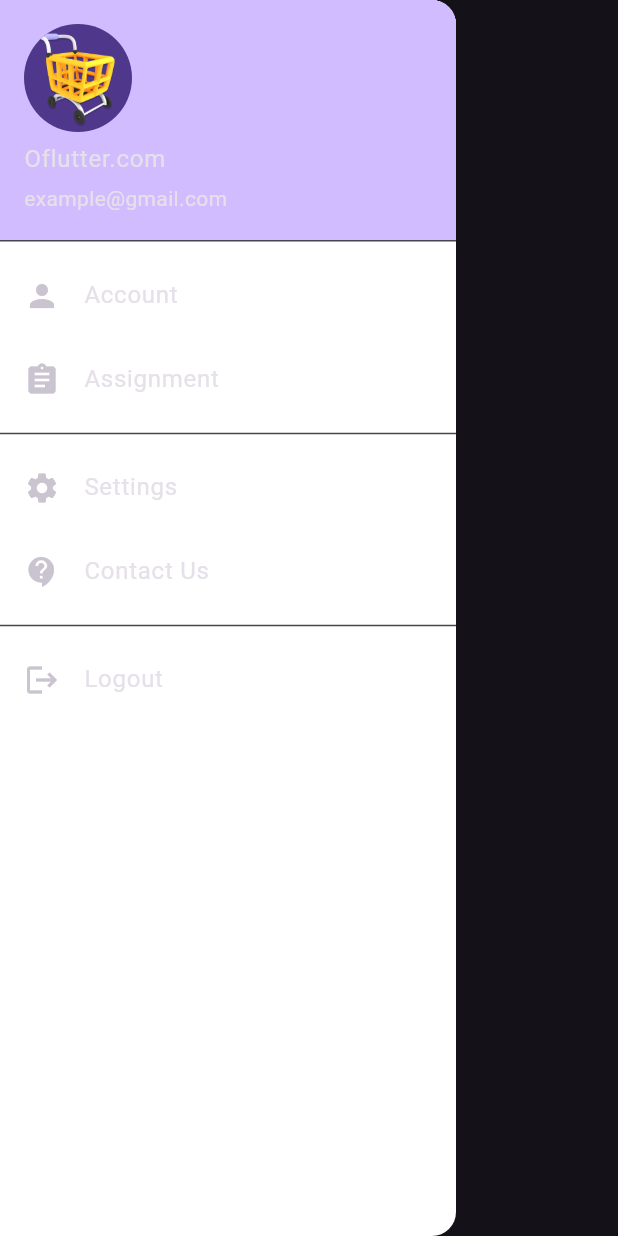
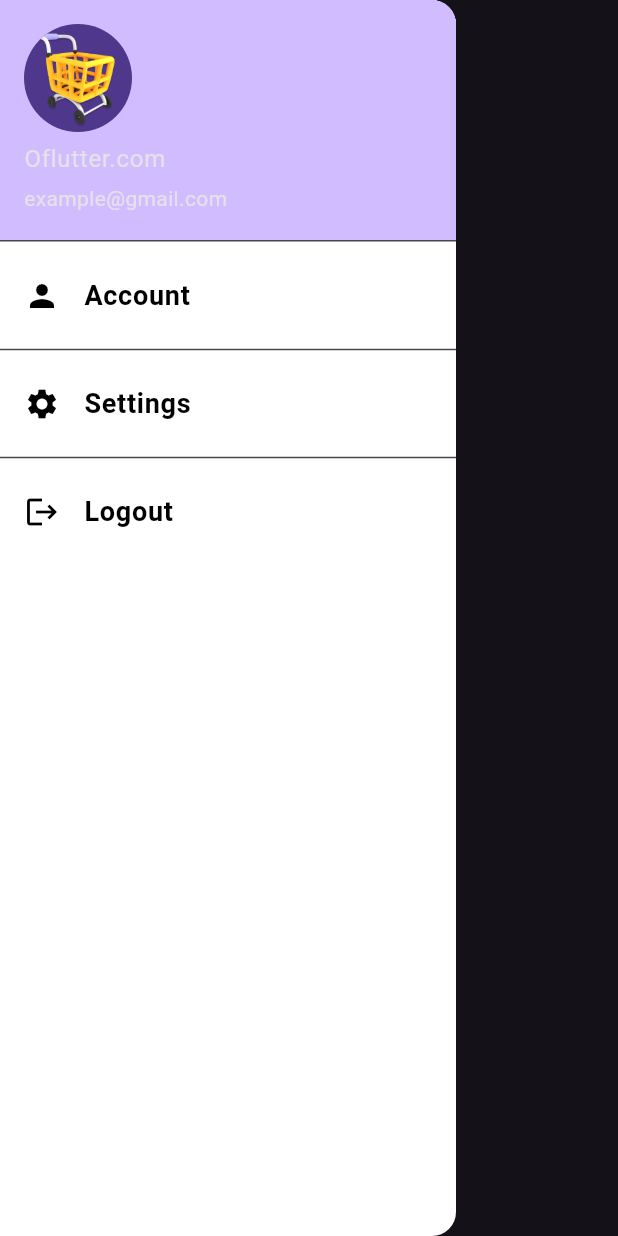
Before and after one commit to ARYANRAJ990/v_cart, a Flutter app: the NavBar widget shown alone on an empty page, opened directly, on a phone screen of 412 x 824 dp. Run offline on Flutter 3.47's test engine with Material 3 defaults, Android fonts, the phone set to English and light mode, and no system bars; our stand-ins replace curved_labeled_navigation_bar, google_fonts, pinput, timer_count_down; missing offline and left inert: show_hide_password; network calls fail.

Commit message:
hs
delete unnecessary  listtile

```diff
--- a/lib/drwaerNavbar.dart
+++ b/lib/drwaerNavbar.dart
@@ -26,9 +26,12 @@ class NavBar extends StatelessWidget {
             ),
           ),
           ListTile(
-            leading: const Icon(Icons.person),
-            title: const Text('Account'),
-            // tileColor: isSelected ? Colors.grey : null,
+            leading: const Icon(Icons.person,color: Colors.black,),
+            title: const Text('Account',style: TextStyle(
+                color: Colors.black,
+            fontWeight: FontWeight.bold,
+            fontSize: 18),),
+            //tileColor: isSelected ? Colors.grey : null,
             onTap: () {
               //Navigator.push(
               //  context,
@@ -36,15 +39,13 @@ class NavBar extends StatelessWidget {
               //);
             },
           ),
-          ListTile(
-            leading:  const Icon(Icons.assignment),
-            title:  const Text('Assignment'),
-            onTap: () {},
-          ),
           const Divider(),
           ListTile(
-            leading: const Icon(Icons.settings),
-            title: const Text('Settings'),
+            leading: const Icon(Icons.settings,color: Colors.black,),
+            title: const Text('Settings',style: TextStyle(
+                color: Colors.black,
+            fontSize: 18,
+            fontWeight: FontWeight.bold),),
             onTap: () {
               //Navigator.push(
               //  context,
@@ -52,15 +53,13 @@ class NavBar extends StatelessWidget {
               //);
             },
           ),
-          ListTile(
-            leading: const Icon(Icons.contact_support),
-            title: const Text('Contact Us'),
-            onTap: () {},
-          ),
           Divider(),
           ListTile(
-            title: const Text('Logout'),
-            leading: const Icon(Icons.logout),
+            title: const Text('Logout',style: TextStyle(
+                color: Colors.black,
+                fontWeight: FontWeight.bold,
+            fontSize: 18),),
+            leading: const Icon(Icons.logout,color: Colors.black,),
             onTap: () {
               //Navigator.push(
               //  context,
--- a/lib/feed.dart
+++ b/lib/feed.dart
@@ -83,7 +83,7 @@ class _FeedState extends State<Feed> {
             ),
             child: IconButton(
               onPressed: () {},
-              icon: Icon(Icons.notifications_none_rounded,size: 30,),
+              icon: Icon(Icons.notification_add,size: 30,),
               color: Color(0xFFF8B23F),
             ),
           ),
```
